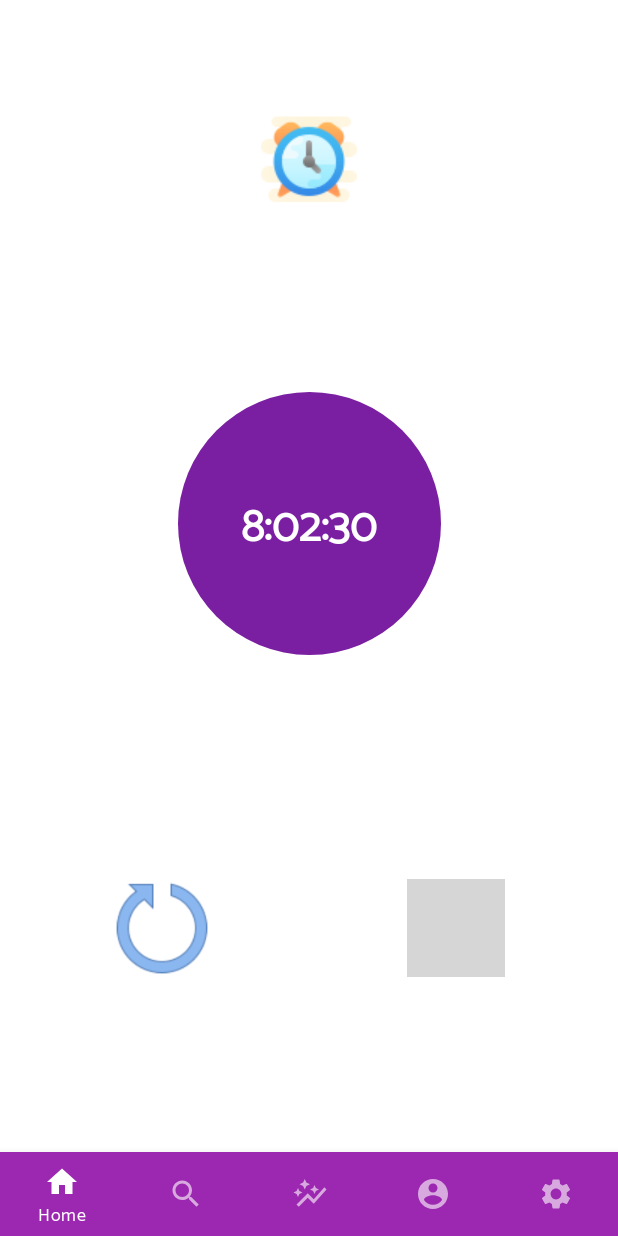
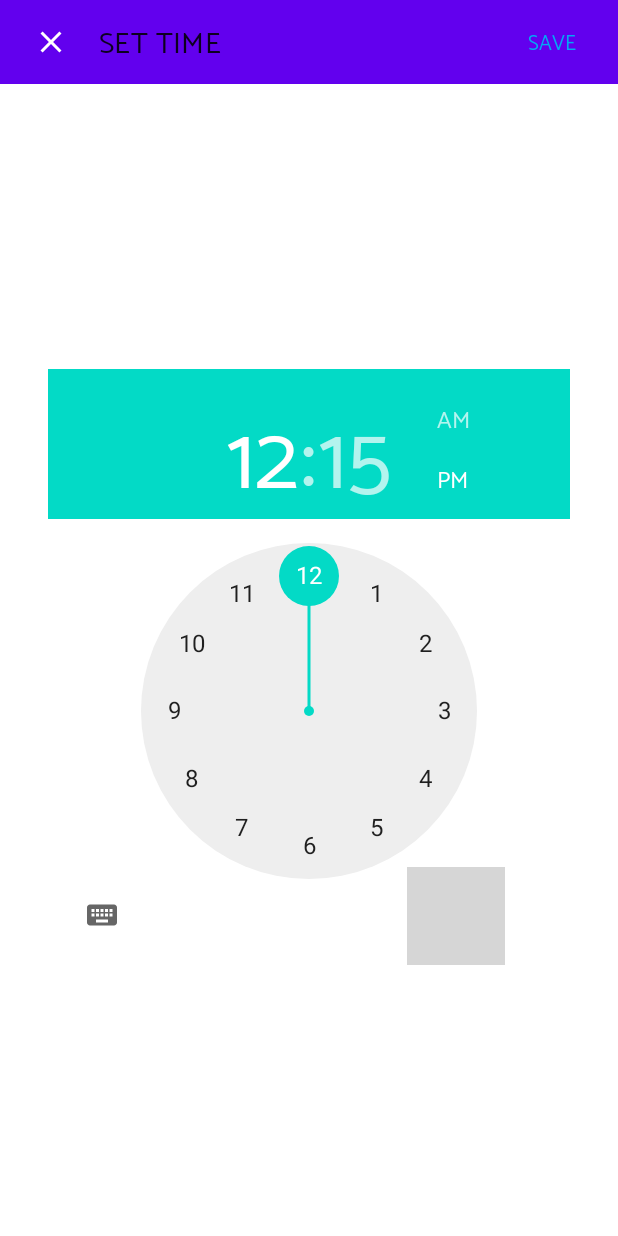
Before and after one commit to otsembo/MyMenty, an Android app: the screen it shows after launch once a user with an empty profile is signed in (MainActivity), after a tap on "GET TIME FOR YOURSELF", on a phone screen of 412 x 824 dp. Run offline under Robolectric (Android 15) with nearby library versions, the phone set to English and light mode, and no system bars; our stand-ins replace Dagger/Hilt's generated code, Firebase (no records; nobody signed in at launch, a user with empty details on screens opened directly), navigation-ui; pictures from the network do not load; grey boxes are pictures that could not be loaded.

Commit message:
Set Timer Dialog Fragment

```diff
--- a/app/src/main/java/com/eeyan/mymenty/common/constants/Constants.kt
+++ b/app/src/main/java/com/eeyan/mymenty/common/constants/Constants.kt
@@ -1,6 +1,7 @@
 package com.eeyan.mymenty.common.constants
 
 import android.view.View
+import com.eeyan.mymenty.R
 import com.google.android.material.snackbar.Snackbar
 
 object Constants {
@@ -8,12 +9,17 @@ object Constants {
     //api
     const val BASE_URL = "https://health.gov/myhealthfinder/api/v3/"
 
-
     //bundle keys
     const val WEB_DETAILS = "accessUrl"
 
     //coming soon message
     const val SOON = "Coming soon"
+
+    // array of timer names
+    val TIMER_TITLE = arrayOf("PERSONAL TIME","REST TIME")
+    val TIMER_ICON = arrayOf(R.drawable.ic_my_time, R.drawable.ic_sleep)
+
+    const val TIMER_DIALOG_TITLE = "SET TIME"
 
     //snack bar
     fun snackIt(view:View, msg:String){
--- a/app/src/main/java/com/eeyan/mymenty/presentation/main/home/adapters/MenuOptionsAdapter.kt
+++ b/app/src/main/java/com/eeyan/mymenty/presentation/main/home/adapters/MenuOptionsAdapter.kt
@@ -1,7 +1,9 @@
 package com.eeyan.mymenty.presentation.main.home.adapters
 
 import android.view.LayoutInflater
+import android.view.View
 import android.view.ViewGroup
+import androidx.navigation.NavDirections
 import androidx.navigation.Navigation
 import androidx.navigation.findNavController
 import androidx.recyclerview.widget.RecyclerView
@@ -38,16 +40,26 @@ class MenuOptionsAdapter(private val optionsList:ArrayList<HomeMenu.Options>)
                     when(position){
                         0 -> {
                             val myAction = HomeDirections.actionHomeToAppTimer(timerMode = 0)
-                            Navigation.findNavController(it).navigate(myAction)
+                            navigate(it, myAction)
                         }
-                        1 -> {}
-                        2 -> {}
+                        1 -> {
+
+                        }
+                        2 -> {
+                            val myAction = HomeDirections.actionHomeToAppTimer(timerMode = 1)
+                            navigate(it, myAction)
+                        }
                         3 -> {}
                     }
                 }
 
             }
 
+
+            private fun navigate(mView:View, action:NavDirections){
+                Navigation.findNavController(mView).navigate(action)
+            }
+
     }
 
 }
--- a/app/src/main/java/com/eeyan/mymenty/presentation/main/timer/AppTimer.kt
+++ b/app/src/main/java/com/eeyan/mymenty/presentation/main/timer/AppTimer.kt
@@ -6,6 +6,10 @@ import android.view.View
 import android.view.ViewGroup
 import androidx.fragment.app.Fragment
 import androidx.fragment.app.viewModels
+import androidx.navigation.NavArgsLazy
+import androidx.navigation.fragment.navArgs
+import coil.load
+import com.eeyan.mymenty.common.constants.Constants
 import com.eeyan.mymenty.databinding.MainTimerBinding
 import dagger.hilt.android.AndroidEntryPoint
 import javax.inject.Inject
@@ -15,17 +19,27 @@ class AppTimer : Fragment() {
 
     private lateinit var binding:MainTimerBinding
     private val viewModel:AppTimerVM by viewModels()
+    private lateinit var appTimerArgs: NavArgsLazy<AppTimerArgs>
+
 
     override fun onCreateView(inflater: LayoutInflater, container: ViewGroup?, savedInstanceState: Bundle?): View? {
         binding = MainTimerBinding.inflate(inflater, container, false)
+        appTimerArgs   = navArgs()
         return binding.root
     }
 
     override fun onViewCreated(view: View, savedInstanceState: Bundle?) {
         super.onViewCreated(view, savedInstanceState)
+        showDialog()
         initObservers()
         initTimer()
+        initViews()
         initClicks()
+    }
+
+    //show initial dialog
+    private fun showDialog(){
+        TimerDialog.displayDialog(requireActivity().supportFragmentManager)
     }
 
     //initialize observers
@@ -52,4 +66,13 @@ class AppTimer : Fragment() {
         }
     }
 
+    //initialize views
+    private fun initViews(){
+        with(binding){
+            val index = appTimerArgs.value.timerMode
+            imgTitle.load(Constants.TIMER_ICON[index])
+            txtPageTitle.text = Constants.TIMER_TITLE[index]
+        }
+    }
+
 }
--- a/app/src/main/java/com/eeyan/mymenty/presentation/main/timer/AppTimerVM.kt
+++ b/app/src/main/java/com/eeyan/mymenty/presentation/main/timer/AppTimerVM.kt
@@ -28,7 +28,7 @@ class AppTimerVM
     fun startTimer(){
         appTimer = object : CountDownTimer(time, INTERVAL){
             override fun onTick(p0: Long) {
-                _timeData.value = DateUtils.formatElapsedTime(p0)
+                _timeData.value = formatTime(p0)
             }
 
             override fun onFinish() {
@@ -46,6 +46,11 @@ class AppTimerVM
         startTimer()
     }
 
+    //format time
+    private fun formatTime(ms:Long) : String{
+        return DateUtils.formatElapsedTime(ms / 1000)
+    }
+
     companion object {
         const val INTERVAL = 1000L
     }
--- /dev/null
+++ b/app/src/main/java/com/eeyan/mymenty/presentation/main/timer/TimerDialog.kt
@@ -0,0 +1,70 @@
+package com.eeyan.mymenty.presentation.main.timer
+
+import android.os.Bundle
+import android.view.LayoutInflater
+import android.view.View
+import android.view.ViewGroup
+import androidx.appcompat.widget.Toolbar
+import androidx.fragment.app.DialogFragment
+import androidx.fragment.app.FragmentManager
+import com.eeyan.mymenty.R
+import com.eeyan.mymenty.common.constants.Constants
+import com.eeyan.mymenty.databinding.DialogTimerBinding
+
+class TimerDialog : DialogFragment() {
+
+    private lateinit var binding:DialogTimerBinding
+
+    override fun onCreate(savedInstanceState: Bundle?) {
+        super.onCreate(savedInstanceState)
+        setStyle(STYLE_NORMAL, R.style.TimerDialog)
+    }
+
+    override fun onCreateView(inflater: LayoutInflater, container: ViewGroup?, savedInstanceState: Bundle?): View? {
+        binding = DialogTimerBinding.inflate(inflater, container, false)
+        return binding.root
+    }
+
+    override fun onViewCreated(view: View, savedInstanceState: Bundle?) {
+        super.onViewCreated(view, savedInstanceState)
+        initToolBar()
+    }
+
+    override fun onStart() {
+        super.onStart()
+        expandWindow()
+
+    }
+
+    private fun expandWindow(){
+        dialog?.window?.setLayout(
+            ViewGroup.LayoutParams.MATCH_PARENT,
+            ViewGroup.LayoutParams.MATCH_PARENT
+        )
+    }
+
+    private fun initToolBar(){
+        with(binding.timerDialogToolbar){
+            setNavigationOnClickListener { dismiss() }
+            title = Constants.TIMER_DIALOG_TITLE
+            inflateMenu(R.menu.timer_dialog_menu)
+            setOnMenuItemClickListener {
+                dismiss()
+                true
+            }
+        }
+    }
+
+    companion object {
+
+        const val TAG = "TimerDialog"
+
+        fun displayDialog(fm:FragmentManager) : TimerDialog{
+            val dialog = TimerDialog()
+            dialog.show(fm, TAG)
+            return dialog
+        }
+
+    }
+
+}
--- /dev/null
+++ b/app/src/main/res/layout/dialog_timer.xml
@@ -0,0 +1,40 @@
+<?xml version="1.0" encoding="utf-8"?>
+<androidx.coordinatorlayout.widget.CoordinatorLayout
+    xmlns:android="http://schemas.android.com/apk/res/android"
+    xmlns:app="http://schemas.android.com/apk/res-auto"
+    xmlns:tools="http://schemas.android.com/tools"
+    android:layout_width="match_parent"
+    android:layout_height="match_parent">
+
+    <com.google.android.material.appbar.AppBarLayout
+        android:layout_width="match_parent"
+        android:layout_height="wrap_content"
+        app:elevation="0dp">
+
+        <com.google.android.material.appbar.MaterialToolbar
+            android:layout_width="match_parent"
+            android:layout_height="?attr/actionBarSize"
+            android:paddingEnd="16dp"
+            android:paddingStart="6dp"
+            app:contentInsetStartWithNavigation="0dp"
+            app:navigationIcon="@drawable/ic_close"
+            android:id="@+id/timerDialogToolbar"/>
+
+    </com.google.android.material.appbar.AppBarLayout>
+
+    <FrameLayout
+        android:layout_width="match_parent"
+        android:layout_height="match_parent"
+        app:layout_behavior="com.google.android.material.appbar.AppBarLayout$ScrollingViewBehavior">
+
+        <TimePicker
+            android:layout_width="wrap_content"
+            android:layout_height="wrap_content"
+            android:layout_gravity="center"
+            android:layout_marginStart="32dp"
+            android:layout_marginEnd="32dp"
+            android:id="@+id/tp"/>
+
+    </FrameLayout>
+
+</androidx.coordinatorlayout.widget.CoordinatorLayout>
--- /dev/null
+++ b/app/src/main/res/menu/timer_dialog_menu.xml
@@ -0,0 +1,11 @@
+<?xml version="1.0" encoding="utf-8"?>
+<menu
+    xmlns:android="http://schemas.android.com/apk/res/android"
+    xmlns:app="http://schemas.android.com/apk/res-auto">
+
+    <item
+        android:id="@+id/action_save_timer"
+        android:title="@string/save"
+        app:showAsAction="always"/>
+
+</menu>
--- a/app/src/main/res/values-night/themes.xml
+++ b/app/src/main/res/values-night/themes.xml
@@ -16,4 +16,11 @@
         <item name="android:fontFamily">@font/catamaran</item>
 
     </style>
+
+    <style name="TimerDialog" parent="Theme.MaterialComponents.DayNight.Dialog">
+        <item name="android:windowIsFloating">false</item>
+        <item name="android:windowBackground">@color/white</item>
+        <item name="actionMenuTextColor">@color/secondary</item>
+    </style>
+
 </resources>
--- a/app/src/main/res/values/strings.xml
+++ b/app/src/main/res/values/strings.xml
@@ -17,6 +17,7 @@
     <string name="profile_">Profile</string>
     <string name="settings_">Settings</string>
     <string name="nothing_found">Your search did not yield any results. Please try something differnt! Sorry for the incovenience.</string>
+    <string name="save">SAVE</string>
 
     <array name="language_preference">
         <item>ENGLISH, UK</item>
--- a/app/src/main/res/values/themes.xml
+++ b/app/src/main/res/values/themes.xml
@@ -16,4 +16,11 @@
         <item name="android:fontFamily">@font/catamaran</item>
 
     </style>
+
+    <style name="TimerDialog" parent="Theme.MaterialComponents.Light.Dialog">
+        <item name="android:windowIsFloating">false</item>
+        <item name="android:windowBackground">@color/white</item>
+        <item name="actionMenuTextColor">@color/secondary</item>
+    </style>
+
 </resources>
```
